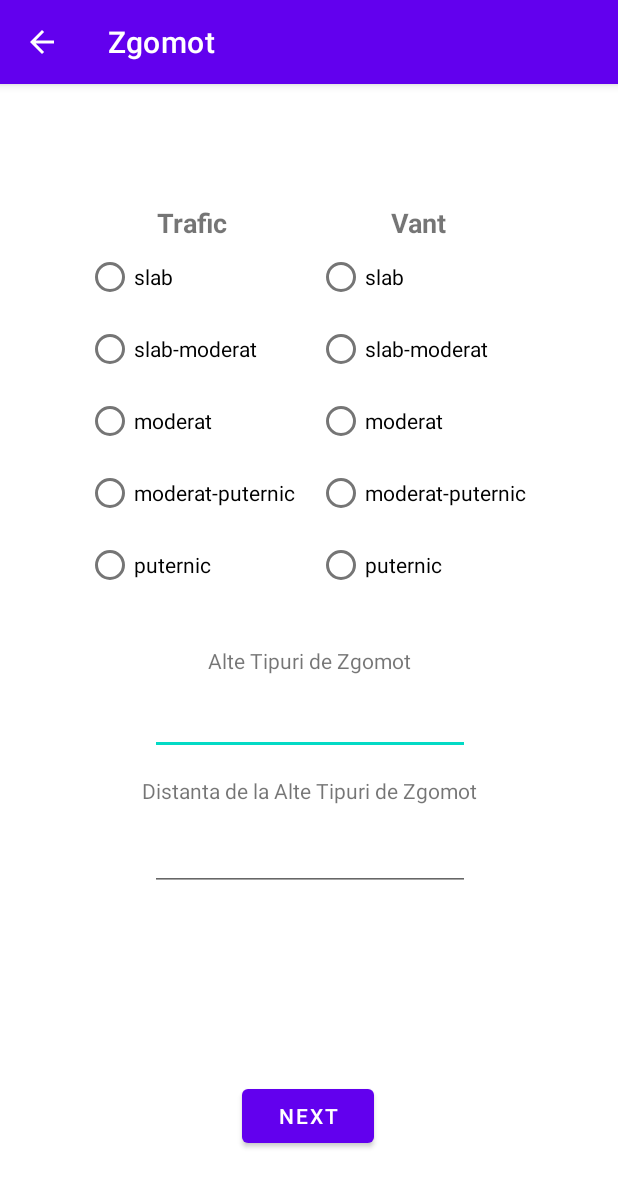
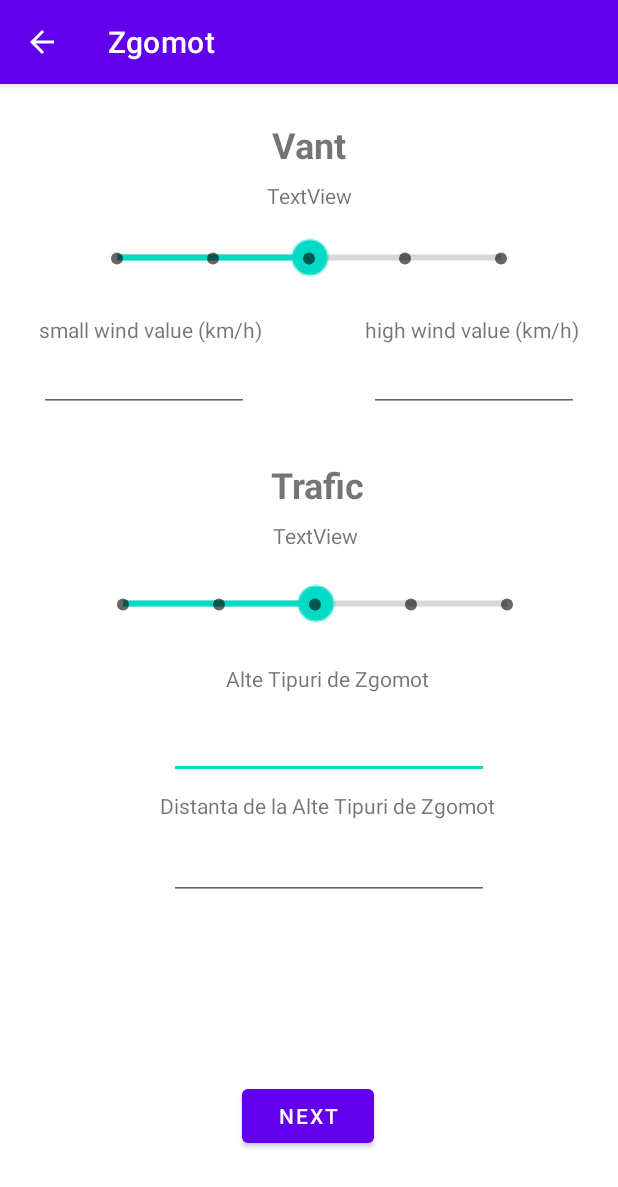
Before and after one commit to MihaiSirbu/Geophysics_Lair, an Android app: the ZgomotActivity04 screen opened directly, with no data from a screen before it, on a phone screen of 412 x 824 dp. Shown: the top 1187 px of the screen. Run offline under Robolectric (Android 15) with nearby library versions, the phone set to English and light mode, and no system bars.

Commit message:
Re-Modeled TerenActivity03 to add the Seekerbar, Modeled ZgomotActivity04 and functionality. Requires testing now. Updated database to reflect changes.

```diff
--- a/app/src/main/java/com/example/MishuProject/ZgomotActivity04.java
+++ b/app/src/main/java/com/example/MishuProject/ZgomotActivity04.java
@@ -7,6 +7,13 @@ import android.content.Intent;
 import android.os.Bundle;
 import android.view.View;
 import android.widget.Button;
+import android.widget.EditText;
+import android.widget.SeekBar;
+import android.widget.SeekBar.OnSeekBarChangeListener;
+import android.widget.TextView;
+
+import java.util.Arrays;
+import java.util.List;
 
 public class ZgomotActivity04 extends AppCompatActivity {
     // taken from activity 3
@@ -16,8 +23,25 @@ public class ZgomotActivity04 extends AppCompatActivity {
     // Activity 4 zgomot specific
 
     private String[] zgomotData;
-    private String vant;
-    private String trafic;
+    List<String> StrengthData;
+    private String vant = "moderat";
+    private String trafic = "moderat";
+    private String altZgomot;
+    private String altZgomot_Distance;
+
+    // VANT textview and seekbar
+    private SeekBar vantSeekBar;
+    private TextView vantTextviewDisplay;
+
+    // Trafic textview and seekbar
+    private SeekBar traficSeekbar;
+    private TextView traficTextviewDisplay;
+
+    // 2 edit texts for altzgomot and distance
+
+    private EditText altzgomotEditText;
+    private EditText altZgomot_DistanceEditText;
+
 
     @Override
     protected void onCreate(Bundle savedInstanceState) {
@@ -25,6 +49,9 @@ public class ZgomotActivity04 extends AppCompatActivity {
         setContentView(R.layout.activity_zgomot04);
 
         // action bar
+
+
+
 
         ActionBar actionBar = getSupportActionBar();
 
@@ -42,6 +69,95 @@ public class ZgomotActivity04 extends AppCompatActivity {
 
 
         }
+
+        // getting the values for the 2 seekbars
+
+        StrengthData= Arrays.asList(getResources().getStringArray(R.array.StrengthRanking_WIND_and_TRAFIC));
+
+        // vant seekbar and textview
+        vantSeekBar = (SeekBar) findViewById(R.id.VantSeekBar);
+        vantTextviewDisplay = findViewById(R.id.VantStrengthDisplayTextView);
+
+        vantSeekBar.setOnSeekBarChangeListener(new OnSeekBarChangeListener() {
+            @Override
+            public void onProgressChanged(SeekBar seekBar, int i, boolean b) {
+
+                switch (seekBar.getId()) {
+
+                    case R.id.VantSeekBar:
+                        vant = StrengthData.get(i);
+                        vantTextviewDisplay.setText(vant);
+                        break;
+
+                    case R.id.traficSeekBar:
+                        trafic = StrengthData.get(i);
+                        traficTextviewDisplay.setText(trafic);
+                        break;
+                }
+
+            }
+
+            @Override
+            public void onStartTrackingTouch(SeekBar seekBar) {
+
+            }
+
+            @Override
+            public void onStopTrackingTouch(SeekBar seekBar) {
+
+            }
+        });
+
+
+
+
+
+        // Trafic seekbar and Textview
+        traficSeekbar = findViewById(R.id.traficSeekBar);
+        traficTextviewDisplay = findViewById(R.id.traficdisplayTextView);
+
+
+
+
+        traficSeekbar.setOnSeekBarChangeListener(new OnSeekBarChangeListener() {
+            @Override
+            public void onProgressChanged(SeekBar seekBar, int i, boolean b) {
+
+                switch (seekBar.getId()) {
+
+                    case R.id.VantSeekBar:
+                        vant = StrengthData.get(i);
+                        vantTextviewDisplay.setText(vant);
+                        break;
+
+                    case R.id.traficSeekBar:
+                        trafic = StrengthData.get(i);
+                        traficTextviewDisplay.setText(trafic);
+                        break;
+                }
+
+            }
+
+            @Override
+            public void onStartTrackingTouch(SeekBar seekBar) {
+
+            }
+
+            @Override
+            public void onStopTrackingTouch(SeekBar seekBar) {
+
+            }
+        });
+
+        // 2 edit texts
+
+        altzgomotEditText = findViewById(R.id.altZgomotEditText1);
+        altZgomot_DistanceEditText = findViewById(R.id.AltZgomotDISTANCEeditTExt);
+
+
+
+
+
 
 
 
@@ -69,8 +185,9 @@ public class ZgomotActivity04 extends AppCompatActivity {
     public void openNextActivity(){
         Intent intent = new Intent(ZgomotActivity04.this, ForajActivity05.class);
 
-
-        zgomotData = new String[]{vant,trafic};
+        altZgomot = altzgomotEditText.getText().toString().trim();
+        altZgomot_Distance = altZgomot_DistanceEditText.getText().toString().trim();
+        zgomotData = new String[]{vant,trafic,altZgomot,altZgomot_Distance};
 
         intent.putExtra("timeStartKEY",projectStartTime);
         intent.putExtra("terenData", terenData);
@@ -79,4 +196,6 @@ public class ZgomotActivity04 extends AppCompatActivity {
         startActivity(intent);
     }
 
+
+
 }
--- a/app/src/main/res/layout/activity_zgomot04.xml
+++ b/app/src/main/res/layout/activity_zgomot04.xml
@@ -6,114 +6,6 @@
     android:layout_height="match_parent"
     tools:context=".ZgomotActivity04">
 
-
-    <TextView
-        android:id="@+id/PageTerenDescription"
-        android:layout_width="wrap_content"
-        android:layout_height="wrap_content"
-        android:layout_marginTop="80dp"
-        android:text="Vant"
-        android:textSize="18dp"
-        android:textStyle="bold"
-        app:layout_constraintEnd_toEndOf="parent"
-        app:layout_constraintHorizontal_bias="0.695"
-        app:layout_constraintStart_toStartOf="parent"
-        app:layout_constraintTop_toTopOf="parent" />
-
-    <RadioGroup
-        android:id="@+id/radioGroup"
-        android:layout_width="wrap_content"
-        android:layout_height="wrap_content"
-
-        app:layout_constraintEnd_toEndOf="parent"
-        app:layout_constraintHorizontal_bias="0.774"
-        app:layout_constraintStart_toStartOf="parent"
-        app:layout_constraintTop_toBottomOf="@+id/PageTerenDescription">
-
-        <RadioButton
-            android:id="@+id/radioButton5"
-            android:layout_width="match_parent"
-            android:layout_height="wrap_content"
-            android:text="slab" />
-
-        <RadioButton
-            android:id="@+id/radioButton4"
-            android:layout_width="match_parent"
-            android:layout_height="wrap_content"
-            android:text="slab-moderat" />
-
-        <RadioButton
-            android:id="@+id/radioButton3"
-            android:layout_width="match_parent"
-            android:layout_height="wrap_content"
-            android:text="moderat" />
-
-        <RadioButton
-            android:id="@+id/radioButton2"
-            android:layout_width="match_parent"
-            android:layout_height="wrap_content"
-            android:text="moderat-puternic" />
-
-        <RadioButton
-            android:id="@+id/radioButton"
-            android:layout_width="match_parent"
-            android:layout_height="wrap_content"
-            android:text="puternic" />
-    </RadioGroup>
-
-
-    <TextView
-        android:id="@+id/textView3"
-        android:layout_width="wrap_content"
-        android:layout_height="wrap_content"
-        android:layout_marginTop="80dp"
-        android:text="Trafic"
-        android:textSize="18dp"
-        android:textStyle="bold"
-        app:layout_constraintEnd_toEndOf="parent"
-        app:layout_constraintHorizontal_bias="0.287"
-        app:layout_constraintStart_toStartOf="parent"
-        app:layout_constraintTop_toTopOf="parent" />
-
-    <RadioGroup
-        android:layout_width="wrap_content"
-        android:layout_height="wrap_content"
-
-        app:layout_constraintEnd_toEndOf="parent"
-        app:layout_constraintHorizontal_bias="0.21"
-        app:layout_constraintStart_toStartOf="parent"
-        app:layout_constraintTop_toBottomOf="@+id/textView3">
-
-        <RadioButton
-            android:id="@+id/radioButton10"
-            android:layout_width="match_parent"
-            android:layout_height="wrap_content"
-            android:text="slab" />
-
-        <RadioButton
-            android:id="@+id/radioButton9"
-            android:layout_width="match_parent"
-            android:layout_height="wrap_content"
-            android:text="slab-moderat" />
-
-        <RadioButton
-            android:id="@+id/radioButton8"
-            android:layout_width="match_parent"
-            android:layout_height="wrap_content"
-            android:text="moderat" />
-
-        <RadioButton
-            android:id="@+id/radioButton7"
-            android:layout_width="match_parent"
-            android:layout_height="wrap_content"
-            android:text="moderat-puternic" />
-
-        <RadioButton
-            android:id="@+id/radioButton6"
-            android:layout_width="match_parent"
-            android:layout_height="wrap_content"
-            android:text="puternic" />
-    </RadioGroup>
 
     <Button
         android:id="@+id/NextButton"
@@ -130,34 +22,36 @@
         android:id="@+id/textView4"
         android:layout_width="wrap_content"
         android:layout_height="wrap_content"
-        android:layout_marginTop="30dp"
+        android:layout_marginTop="14dp"
         android:text="Alte Tipuri de Zgomot"
         app:layout_constraintEnd_toEndOf="parent"
-        app:layout_constraintHorizontal_bias="0.501"
+        app:layout_constraintHorizontal_bias="0.545"
         app:layout_constraintStart_toStartOf="parent"
-        app:layout_constraintTop_toBottomOf="@+id/radioGroup" />
+        app:layout_constraintTop_toBottomOf="@+id/traficSeekBar" />
 
     <EditText
-        android:id="@+id/editTextTextPersonName"
+        android:id="@+id/altZgomotEditText1"
+        android:layout_width="wrap_content"
+        android:layout_height="wrap_content"
+        android:layout_marginTop="12dp"
+        android:maxLength="100"
+        android:ems="10"
+        android:inputType="textPersonName"
+        app:layout_constraintEnd_toEndOf="parent"
+        app:layout_constraintHorizontal_bias="0.567"
+        app:layout_constraintStart_toStartOf="parent"
+        app:layout_constraintTop_toBottomOf="@+id/textView4" />
+
+    <EditText
+        android:id="@+id/AltZgomotDISTANCEeditTExt"
         android:layout_width="wrap_content"
         android:layout_height="wrap_content"
         android:layout_marginTop="8dp"
         android:ems="10"
         android:inputType="textPersonName"
+        android:maxLength="30"
         app:layout_constraintEnd_toEndOf="parent"
-        app:layout_constraintHorizontal_bias="0.502"
-        app:layout_constraintStart_toStartOf="parent"
-        app:layout_constraintTop_toBottomOf="@+id/textView4" />
-
-    <EditText
-        android:id="@+id/editTextTextPersonName2"
-        android:layout_width="wrap_content"
-        android:layout_height="wrap_content"
-        android:layout_marginTop="12dp"
-        android:ems="10"
-        android:inputType="textPersonName"
-        app:layout_constraintEnd_toEndOf="parent"
-        app:layout_constraintHorizontal_bias="0.502"
+        app:layout_constraintHorizontal_bias="0.567"
         app:layout_constraintStart_toStartOf="parent"
         app:layout_constraintTop_toBottomOf="@+id/textView5" />
 
@@ -165,12 +59,131 @@
         android:id="@+id/textView5"
         android:layout_width="wrap_content"
         android:layout_height="wrap_content"
-        android:layout_marginTop="14dp"
+        android:layout_marginTop="8dp"
         android:text="Distanta de la Alte Tipuri de Zgomot"
+        app:layout_constraintEnd_toEndOf="parent"
+        app:layout_constraintHorizontal_bias="0.566"
+        app:layout_constraintStart_toStartOf="parent"
+        app:layout_constraintTop_toBottomOf="@+id/altZgomotEditText1" />
+
+    <TextView
+        android:id="@+id/VantStrengthDisplayTextView"
+        android:layout_width="wrap_content"
+        android:layout_height="wrap_content"
+        android:layout_marginTop="8dp"
+        android:text="TextView"
+        app:layout_constraintEnd_toEndOf="parent"
+        app:layout_constraintStart_toStartOf="parent"
+        app:layout_constraintTop_toBottomOf="@+id/VantTitleTextView" />
+
+    <SeekBar
+        android:id="@+id/VantSeekBar"
+        style="@style/Widget.AppCompat.SeekBar.Discrete"
+        android:layout_width="160dp"
+        android:layout_height="50dp"
+        android:layout_marginTop="8dp"
+        android:scaleX="2"
+        android:scaleY="2"
+        android:max="4"
+        android:progress="2"
+        app:layout_constraintEnd_toEndOf="parent"
+        app:layout_constraintStart_toStartOf="parent"
+        app:layout_constraintTop_toBottomOf="@+id/VantStrengthDisplayTextView" />
+
+    <TextView
+        android:id="@+id/VantTitleTextView"
+        android:layout_width="wrap_content"
+        android:layout_height="wrap_content"
+        android:layout_marginTop="24dp"
+        android:text="Vant"
+        android:textSize="24dp"
+        android:textStyle="bold"
         app:layout_constraintEnd_toEndOf="parent"
         app:layout_constraintHorizontal_bias="0.501"
         app:layout_constraintStart_toStartOf="parent"
-        app:layout_constraintTop_toBottomOf="@+id/editTextTextPersonName" />
+        app:layout_constraintTop_toTopOf="parent" />
+
+    <TextView
+        android:id="@+id/TraficTitleTextView"
+        android:layout_width="wrap_content"
+        android:layout_height="wrap_content"
+        android:layout_marginTop="32dp"
+        android:text="Trafic"
+        android:textSize="24dp"
+        android:textStyle="bold"
+        app:layout_constraintEnd_toEndOf="parent"
+        app:layout_constraintHorizontal_bias="0.517"
+        app:layout_constraintStart_toStartOf="parent"
+        app:layout_constraintTop_toBottomOf="@+id/lowWindValueEditText" />
+
+    <SeekBar
+        android:id="@+id/traficSeekBar"
+        style="@style/Widget.AppCompat.SeekBar.Discrete"
+        android:layout_width="160dp"
+        android:layout_height="50dp"
+        android:layout_marginTop="12dp"
+        android:max="4"
+        android:progress="2"
+        android:scaleX="2"
+        android:scaleY="2"
+        app:layout_constraintEnd_toEndOf="parent"
+        app:layout_constraintHorizontal_bias="0.517"
+        app:layout_constraintStart_toStartOf="parent"
+        app:layout_constraintTop_toBottomOf="@+id/traficdisplayTextView" />
+
+    <TextView
+        android:id="@+id/traficdisplayTextView"
+        android:layout_width="wrap_content"
+        android:layout_height="wrap_content"
+        android:layout_marginTop="8dp"
+
+        android:text="TextView"
+        app:layout_constraintEnd_toEndOf="parent"
+        app:layout_constraintHorizontal_bias="0.512"
+        app:layout_constraintStart_toStartOf="parent"
+        app:layout_constraintTop_toBottomOf="@+id/TraficTitleTextView" />
+
+    <EditText
+        android:id="@+id/lowWindValueEditText"
+        android:layout_width="140dp"
+        android:layout_height="wrap_content"
+        android:layout_marginStart="26dp"
+        android:maxLength="3"
+        android:ems="10"
+        android:inputType="number"
+        app:layout_constraintStart_toStartOf="parent"
+        app:layout_constraintTop_toBottomOf="@+id/textView11" />
+
+    <EditText
+        android:id="@+id/highWindValueEditText"
+        android:layout_width="140dp"
+        android:layout_height="wrap_content"
+        android:layout_marginEnd="26dp"
+        android:maxLength="3"
+        android:ems="10"
+        android:inputType="number"
+        app:layout_constraintEnd_toEndOf="parent"
+        app:layout_constraintTop_toBottomOf="@+id/textView12" />
+
+    <TextView
+        android:id="@+id/textView11"
+        android:layout_width="wrap_content"
+        android:layout_height="wrap_content"
+        android:layout_marginStart="26dp"
+        android:layout_marginTop="12dp"
+        android:text="small wind value (km/h)"
+        app:layout_constraintStart_toStartOf="parent"
+        app:layout_constraintTop_toBottomOf="@+id/VantSeekBar" />
+
+    <TextView
+        android:id="@+id/textView12"
+        android:layout_width="wrap_content"
+        android:layout_height="wrap_content"
+        android:layout_marginTop="12dp"
+        android:layout_marginEnd="26dp"
+        android:text="high wind value (km/h)"
+        app:layout_constraintEnd_toEndOf="parent"
+        app:layout_constraintTop_toBottomOf="@+id/VantSeekBar" />
 
 
 </androidx.constraintlayout.widget.ConstraintLayout>
--- a/app/src/main/res/values/strings.xml
+++ b/app/src/main/res/values/strings.xml
@@ -70,4 +70,16 @@
 
     <!--END OF ACTIVITY 3 - TEREN INFORMATION ARRAYS FOR DROPDOWN MENUS-->
 
+    <!--ACTIVITY 4  - ZGOMOT ARRAY FOR DROPDOWN MENUS-->
+
+    <string-array name="StrengthRanking_WIND_and_TRAFIC">
+        <item>slab</item>
+        <item>slab-moderat</item>
+        <item>moderat</item>
+        <item>moderat-puternic</item>
+        <item>puternic</item>
+    </string-array>
+
+
+
 </resources>
```
Also changed, not shown: app/src/main/java/com/example/MishuProject/TerenActivity03.java (+53 -27 lines), app/src/main/res/layout/activity_teren03.xml (+34 -55 lines).
